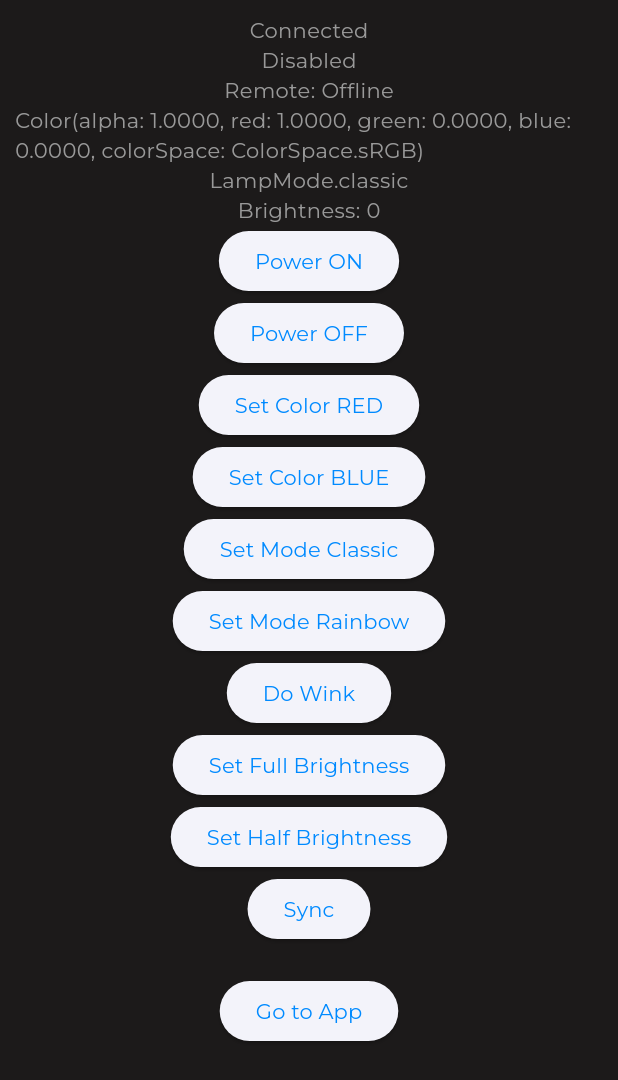
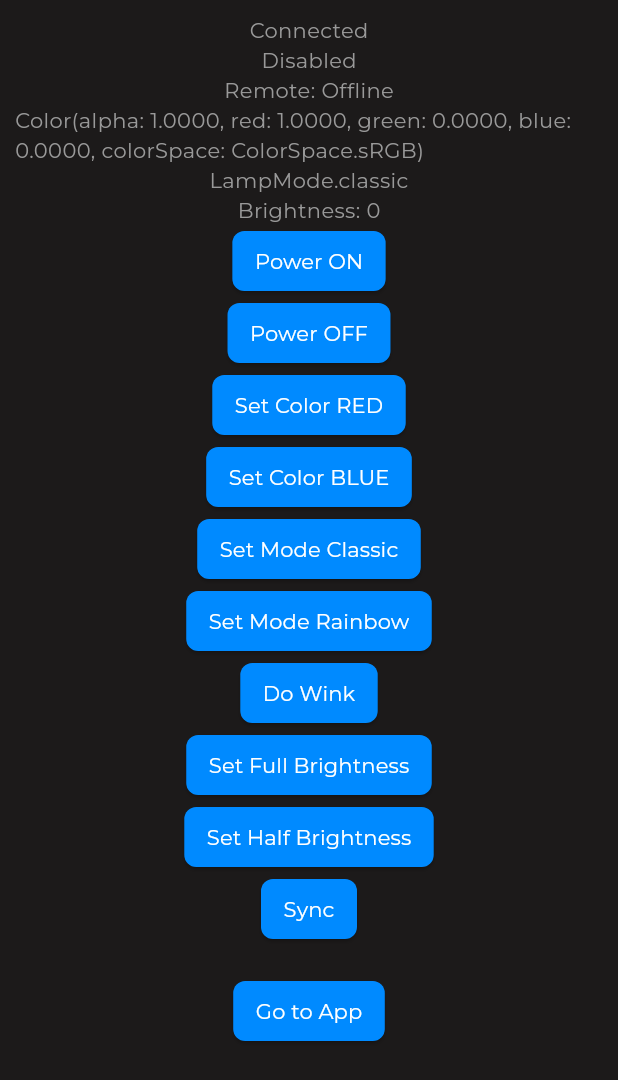
Before and after one commit to StarPandaBeg/cattyled-app, a Flutter app: the screen it shows after launch, on a phone screen of 412 x 824 dp. Shown: the top 1080 px of the screen. Run offline on Flutter 3.47's test engine with Material 3 defaults, Android fonts, the light colour scheme and no system bars; our stand-ins replace connectivity_plus, flutter_bloc, flutter_xlider, get_it, package_info_plus, qr_flutter and 1 more; missing offline and left inert: flex_color_picker, mqtt_client.

Commit message:
feat: add global elevated button theme

```diff
--- a/lib/theme/app.dart
+++ b/lib/theme/app.dart
@@ -51,5 +51,26 @@ ThemeData appTheme() {
       filled: true,
       border: OutlineInputBorder(borderSide: BorderSide(color: Colors.black)),
     ),
+    elevatedButtonTheme: ElevatedButtonThemeData(
+      style: ButtonStyle(
+        backgroundColor: WidgetStateProperty.resolveWith<Color>(
+          (states) {
+            if (states.contains(WidgetState.pressed)) {
+              return const Color(0xFF0058A4);
+            }
+            return const Color(0xff008aff);
+          },
+        ),
+        foregroundColor: const WidgetStatePropertyAll(Colors.white),
+        shape: WidgetStatePropertyAll(
+          RoundedRectangleBorder(
+            borderRadius: BorderRadius.circular(8),
+          ),
+        ),
+        padding: const WidgetStatePropertyAll(
+          EdgeInsets.symmetric(horizontal: 15, vertical: 10),
+        ),
+      ),
+    ),
   );
 }
```
Also changed, not shown: lib/screens/settings-cloud/widgets/wifi_card.dart (+0 -17 lines).
